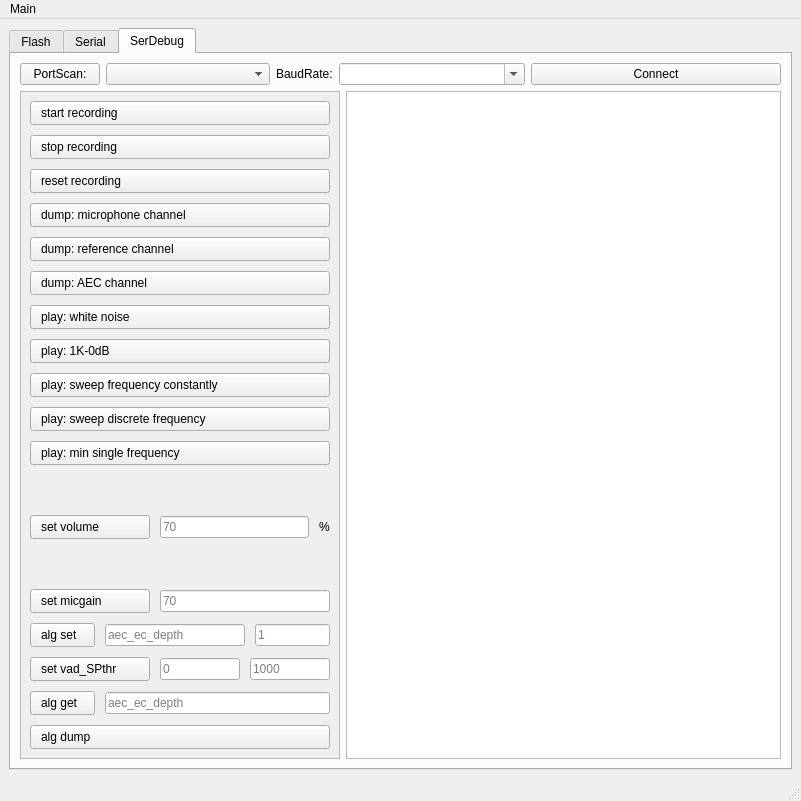
The window that tyutool/gui/ui_main.ui (tuya/tyutool) describes before a commit, drawn with Qt 5.
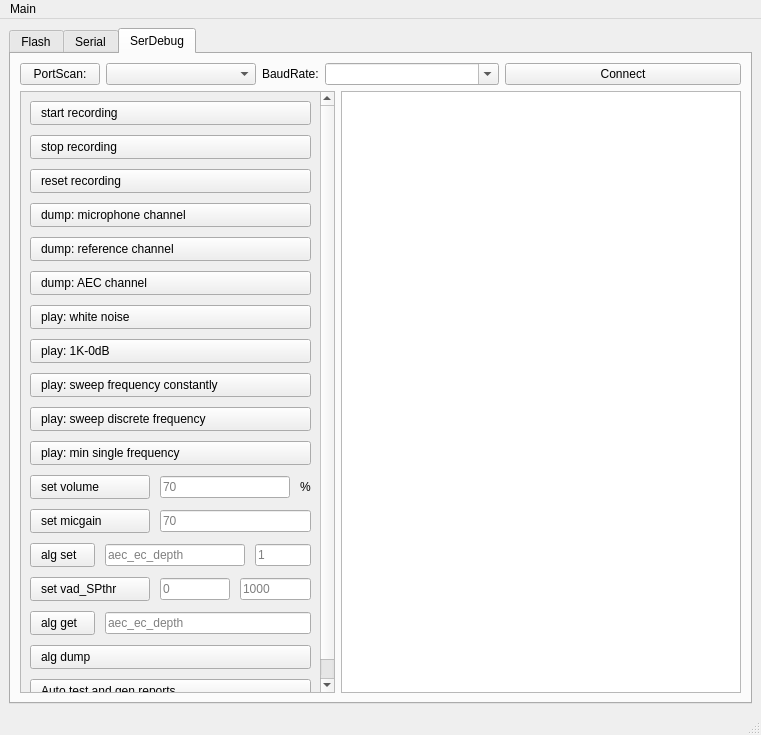
The same window after the commit. The open tabs and pages were chosen to show the change.

The edit to the form file:
```diff
--- a/tyutool/gui/ui_main.ui
+++ b/tyutool/gui/ui_main.ui
@@ -6,8 +6,8 @@
    <rect>
     <x>0</x>
     <y>0</y>
-    <width>801</width>
-    <height>801</height>
+    <width>761</width>
+    <height>735</height>
    </rect>
   </property>
   <property name="windowTitle">
@@ -536,9 +536,9 @@
              <property name="geometry">
               <rect>
                <x>0</x>
-               <y>0</y>
-               <width>304</width>
-               <height>688</height>
+               <y>-147</y>
+               <width>297</width>
+               <height>728</height>
               </rect>
              </property>
              <layout class="QVBoxLayout" name="verticalLayout_11">
@@ -947,6 +947,23 @@
                 </item>
                </layout>
               </item>
+              <item>
+               <layout class="QVBoxLayout" name="verticalLayout_14">
+                <item>
+                 <widget class="QPushButton" name="pushButtonAutoTest">
+                  <property name="styleSheet">
+                   <string notr="true">text-align: left;
+padding-left: 10px;
+padding-top: 4px;
+padding-bottom: 4px;</string>
+                  </property>
+                  <property name="text">
+                   <string>Auto test and gen reports</string>
+                  </property>
+                 </widget>
+                </item>
+               </layout>
+              </item>
              </layout>
             </widget>
            </widget>
@@ -980,7 +997,7 @@
     <rect>
      <x>0</x>
      <y>0</y>
-     <width>801</width>
+     <width>761</width>
      <height>23</height>
     </rect>
    </property>
```
